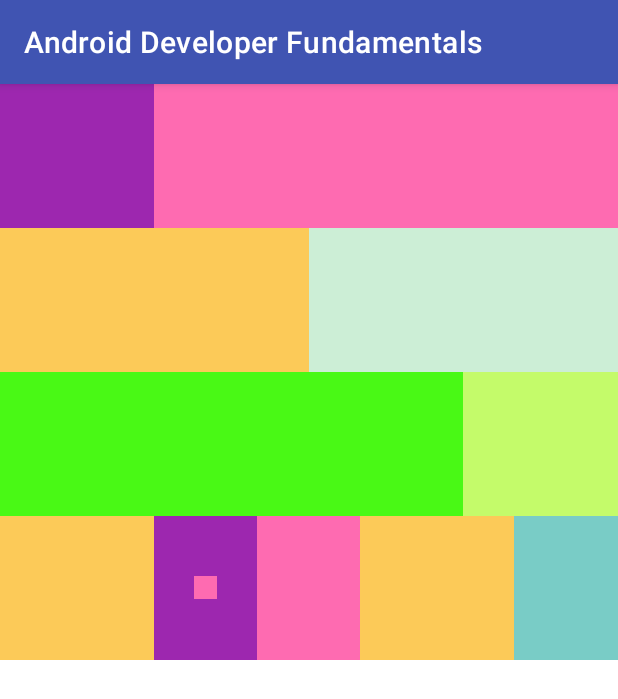
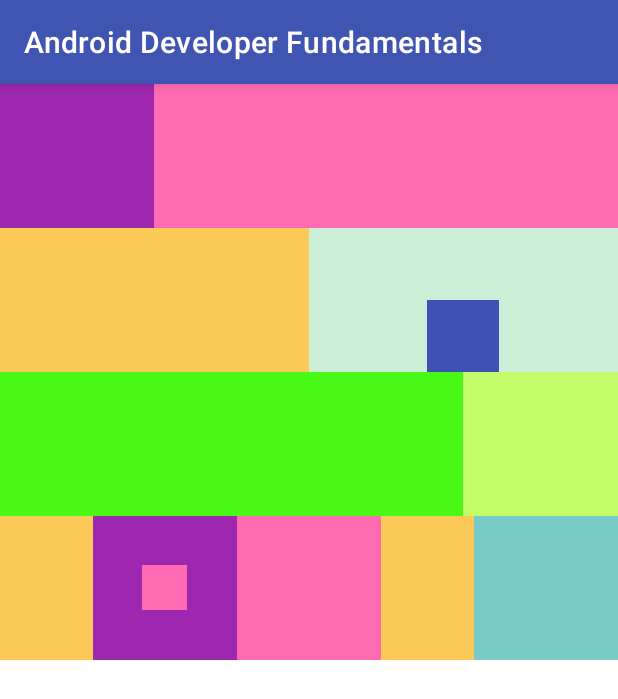
Before and after one commit to alexxmanea/atelierul_digital, an Android app: the screen it shows after launch (MainActivity), on a phone screen of 412 x 824 dp. Shown: the top 699 px of the screen. Run offline under Robolectric (Android 15) with nearby library versions, the phone set to English and light mode, and no system bars.

Commit message:
Challenge 5 - completed

```diff
--- a/app/src/main/res/layout/activity_main.xml
+++ b/app/src/main/res/layout/activity_main.xml
@@ -1,5 +1,6 @@
 <?xml version="1.0" encoding="utf-8"?>
 <LinearLayout xmlns:android="http://schemas.android.com/apk/res/android"
+    xmlns:app="http://schemas.android.com/apk/res-auto"
     xmlns:tools="http://schemas.android.com/tools"
     android:layout_width="match_parent"
     android:layout_height="match_parent"
@@ -47,26 +48,31 @@
                 android:layout_weight="2"
                 android:background="#fcca58" />
 
-            <RelativeLayout
+            <LinearLayout
                 android:layout_width="0dp"
                 android:layout_height="match_parent"
                 android:layout_weight="2"
-                android:background="#cceed6">
+                android:background="#cceed6"
+                android:orientation="vertical"
+                android:weightSum="2">
 
-                <TextView
-                    android:id="@+id/align1"
-                    android:layout_width="0dp"
+                <LinearLayout
+                    android:layout_width="match_parent"
                     android:layout_height="0dp"
-                    android:layout_centerInParent="true"/>
+                    android:layout_weight="1" />
+
+                <RelativeLayout
+                    android:layout_width="match_parent"
+                    android:layout_height="0dp"
+                    android:layout_weight="1">
 
                     <com.atelierul_digital.SquareLinearLayout
-                    android:layout_width="50dp"
-                    android:layout_height="50dp"
+                        android:layout_width="wrap_content"
+                        android:layout_height="match_parent"
                         android:layout_centerInParent="true"
-                    android:layout_alignParentBottom="true"
-                    android:layout_alignTop="@+id/align1"
-                    android:background="#3f51b4"/>
+                        android:background="#3f51b4" />
                 </RelativeLayout>
+            </LinearLayout>
         </LinearLayout>
 
         <LinearLayout
@@ -89,49 +95,64 @@
                 android:background="#c4fb6a" />
         </LinearLayout>
 
-        <LinearLayout
+        <androidx.constraintlayout.widget.ConstraintLayout
             android:layout_width="match_parent"
             android:layout_height="0dp"
-            android:layout_weight="1"
-            android:orientation="horizontal"
-            android:weightSum="6">
+            android:layout_weight="1">
 
             <TextView
+                android:id="@+id/rect_1"
                 android:layout_width="0dp"
                 android:layout_height="match_parent"
-                android:layout_weight="1.5"
-                android:background="#fcca58" />
+                android:background="#fcca58"
+                app:layout_constraintHorizontal_chainStyle="packed"
+                app:layout_constraintLeft_toLeftOf="parent"
+                app:layout_constraintRight_toLeftOf="@id/square_1" />
+
+            <com.atelierul_digital.SquareLinearLayout
+                android:id="@+id/square_1"
+                android:layout_width="wrap_content"
+                android:layout_height="match_parent"
+                android:background="#9d27af"
+                app:layout_constraintLeft_toRightOf="@id/rect_1"
+                app:layout_constraintRight_toLeftOf="@id/square_2">
 
                 <RelativeLayout
-                android:layout_width="0dp"
-                android:layout_height="match_parent"
-                android:layout_weight="1"
-                android:background="#9d27af">
+                    android:layout_width="match_parent"
+                    android:layout_height="match_parent">
 
                     <TextView
-                    android:layout_width="15dp"
-                    android:layout_height="15dp"
+                        android:layout_width="30dp"
+                        android:layout_height="30dp"
                         android:layout_centerInParent="true"
                         android:background="#fe6bb1" />
                 </RelativeLayout>
+            </com.atelierul_digital.SquareLinearLayout>
+
+            <com.atelierul_digital.SquareLinearLayout
+                android:id="@+id/square_2"
+                android:layout_width="wrap_content"
+                android:layout_height="match_parent"
+                android:background="#fe6bb1"
+                app:layout_constraintLeft_toRightOf="@id/square_1"
+                app:layout_constraintRight_toLeftOf="@id/rect_2" />
 
             <TextView
+                android:id="@+id/rect_2"
                 android:layout_width="0dp"
                 android:layout_height="match_parent"
-                android:layout_weight="1"
-                android:background="#fe6bb1" />
+                android:background="#fcca58"
+                app:layout_constraintLeft_toRightOf="@id/square_2"
+                app:layout_constraintRight_toLeftOf="@id/square_3" />
 
-            <TextView
-                android:layout_width="0dp"
+            <com.atelierul_digital.SquareLinearLayout
+                android:id="@+id/square_3"
+                android:layout_width="wrap_content"
                 android:layout_height="match_parent"
-                android:layout_weight="1.5"
-                android:background="#fcca58" />
+                android:background="#79ccc6"
+                app:layout_constraintLeft_toRightOf="@id/rect_2"
+                app:layout_constraintRight_toRightOf="parent" />
 
-            <TextView
-                android:layout_width="0dp"
-                android:layout_height="match_parent"
-                android:layout_weight="1"
-                android:background="#79ccc6" />
+        </androidx.constraintlayout.widget.ConstraintLayout>
     </LinearLayout>
 </LinearLayout>
-</LinearLayout>
```
Lines whose indentation alone changed are shown as unchanged.
